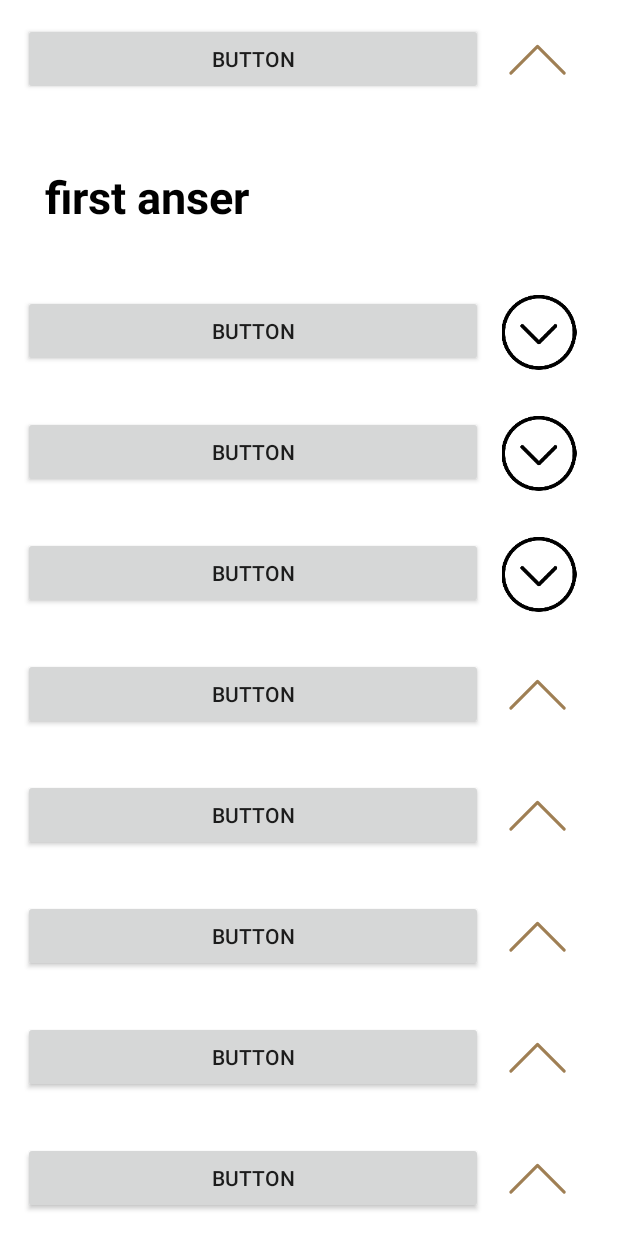
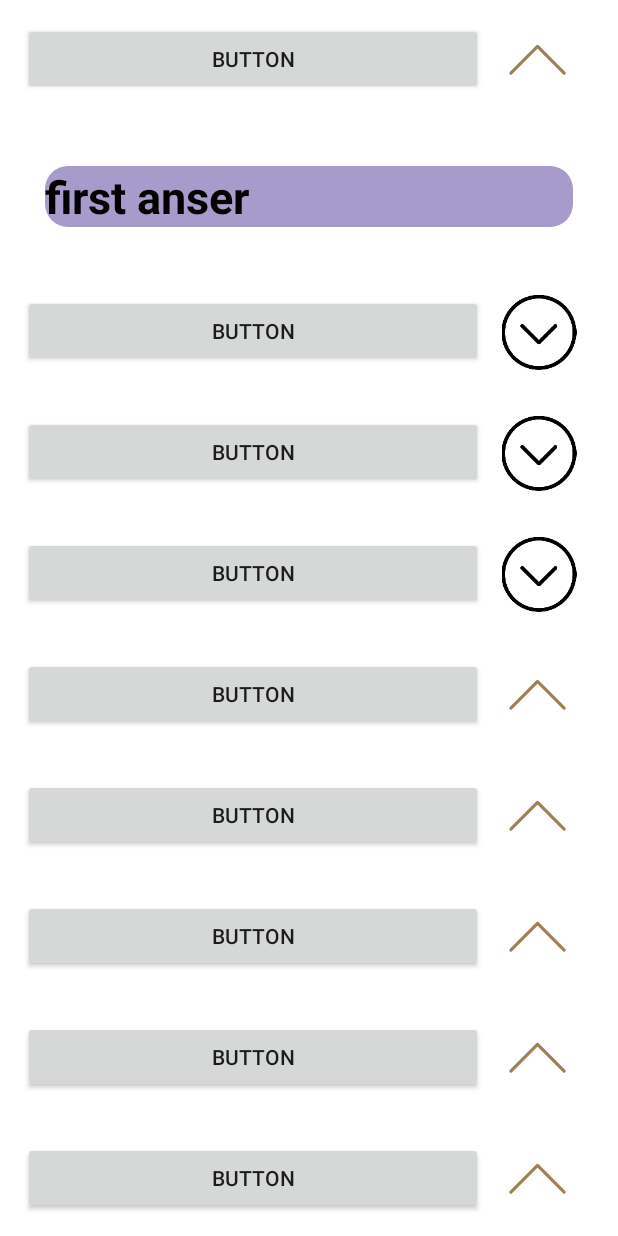
Before and after one commit to AhmedEmadEls/Student_Application, an Android app: the Test_Activity screen opened directly, with no data from a screen before it, after a tap on "BUTTON", on a phone screen of 412 x 824 dp. Run offline under Robolectric (Android 15) with nearby library versions, the phone set to English and light mode, and no system bars; Roboto replaces fonts that are not available here.

Commit message:
criat thems

```diff
--- /dev/null
+++ b/app/src/main/res/drawable/custom_btncommon.xml
@@ -0,0 +1,18 @@
+<?xml version="1.0" encoding="utf-8"?>
+<shape
+    xmlns:android="http://schemas.android.com/apk/res/android"
+    android:shape="rectangle" >
+    <corners
+        android:radius="15dp"
+        />
+    <solid
+        android:color="#A69BCA"
+        />
+    <size
+
+        />
+    <stroke
+        android:width="0dp"
+        android:color="#FA0C0C"
+        />
+</shape>
--- a/app/src/main/res/layout/activity_test.xml
+++ b/app/src/main/res/layout/activity_test.xml
@@ -44,12 +44,13 @@
         android:id="@+id/textView1"
         android:layout_width="match_parent"
         android:layout_height="wrap_content"
+        android:layout_margin="30dp"
         android:text="first anser"
+        android:textColor="@color/black"
+        android:textSize="30dp"
+        android:textStyle="bold"
         android:visibility="gone"
-        android:layout_margin="30dp"
-        android:textSize="30dp"
-        android:textColor="@color/black"
-        android:textStyle="bold"
+        android:background="@drawable/custom_btncommon"
         />
 
     <LinearLayout
```
